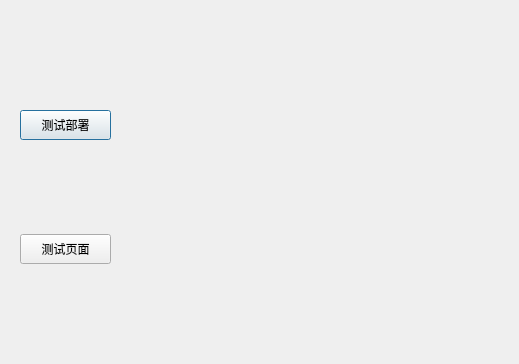
jz77306/PersonalBlog, file Python/Widget.ui: the form before one commit.
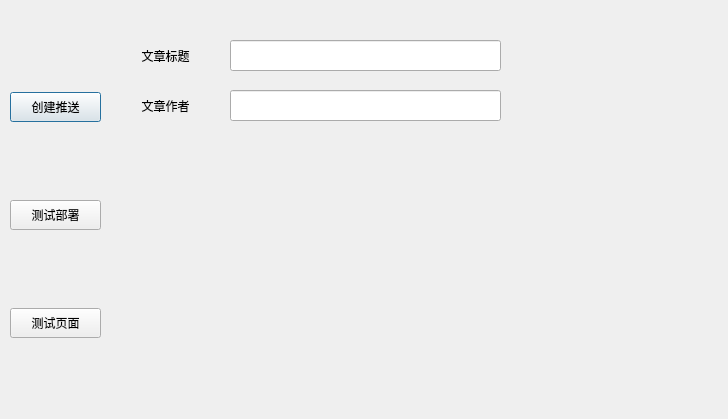
The form after the commit.

Diff of the .ui file:
```diff
--- a/Python/Widget.ui
+++ b/Python/Widget.ui
@@ -6,8 +6,8 @@
    <rect>
     <x>0</x>
     <y>0</y>
-    <width>519</width>
-    <height>364</height>
+    <width>728</width>
+    <height>419</height>
    </rect>
   </property>
   <property name="windowTitle">
@@ -16,13 +16,32 @@
   <widget class="QWidget" name="verticalLayoutWidget">
    <property name="geometry">
     <rect>
-     <x>20</x>
-     <y>22</y>
+     <x>10</x>
+     <y>20</y>
      <width>91</width>
-     <height>331</height>
+     <height>391</height>
     </rect>
    </property>
    <layout class="QVBoxLayout" name="verticalLayout">
+    <item>
+     <widget class="QPushButton" name="pushButton_3">
+      <property name="sizePolicy">
+       <sizepolicy hsizetype="Minimum" vsizetype="Fixed">
+        <horstretch>0</horstretch>
+        <verstretch>0</verstretch>
+       </sizepolicy>
+      </property>
+      <property name="maximumSize">
+       <size>
+        <width>16777215</width>
+        <height>30</height>
+       </size>
+      </property>
+      <property name="text">
+       <string>创建推送</string>
+      </property>
+     </widget>
+    </item>
     <item>
      <widget class="QPushButton" name="pushButton_2">
       <property name="sizePolicy">
@@ -57,6 +76,68 @@
     </item>
    </layout>
   </widget>
+  <widget class="QWidget" name="widget" native="true">
+   <property name="geometry">
+    <rect>
+     <x>110</x>
+     <y>20</y>
+     <width>611</width>
+     <height>391</height>
+    </rect>
+   </property>
+   <widget class="QLineEdit" name="TitleEdit">
+    <property name="geometry">
+     <rect>
+      <x>120</x>
+      <y>20</y>
+      <width>271</width>
+      <height>31</height>
+     </rect>
+    </property>
+   </widget>
+   <widget class="QLabel" name="label">
+    <property name="geometry">
+     <rect>
+      <x>20</x>
+      <y>20</y>
+      <width>71</width>
+      <height>31</height>
+     </rect>
+    </property>
+    <property name="text">
+     <string>文章标题</string>
+    </property>
+    <property name="alignment">
+     <set>Qt::AlignCenter</set>
+    </property>
+   </widget>
+   <widget class="QLabel" name="label_2">
+    <property name="geometry">
+     <rect>
+      <x>20</x>
+      <y>70</y>
+      <width>71</width>
+      <height>31</height>
+     </rect>
+    </property>
+    <property name="text">
+     <string>文章作者</string>
+    </property>
+    <property name="alignment">
+     <set>Qt::AlignCenter</set>
+    </property>
+   </widget>
+   <widget class="QLineEdit" name="AuthorEdit">
+    <property name="geometry">
+     <rect>
+      <x>120</x>
+      <y>70</y>
+      <width>271</width>
+      <height>31</height>
+     </rect>
+    </property>
+   </widget>
+  </widget>
  </widget>
  <resources/>
  <connections/>
```
